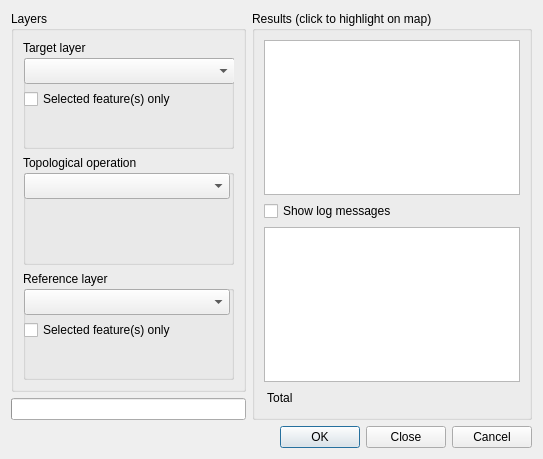
This is qgis/src/plugins/spatialquery/qgsspatialquerydialogbase.ui in sourcepole/qgis as Qt 5 draws it before an edit. The edited form follows.
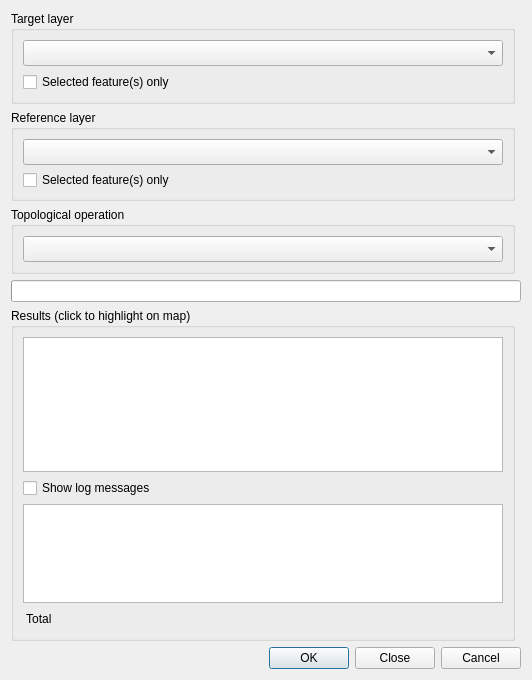
This is the edited form.

Commit message: spatial query plugin: port to new QgsGeometry operators, gui cleanup

```diff
--- a/qgis/src/plugins/spatialquery/qgsspatialquerydialogbase.ui
+++ b/qgis/src/plugins/spatialquery/qgsspatialquerydialogbase.ui
@@ -9,8 +9,8 @@
    <rect>
     <x>0</x>
     <y>0</y>
-    <width>543</width>
-    <height>459</height>
+    <width>532</width>
+    <height>680</height>
    </rect>
   </property>
   <property name="minimumSize">
@@ -35,215 +35,39 @@
    <locale language="English" country="UnitedKingdom"/>
   </property>
   <layout class="QGridLayout" name="gridLayout_3">
-   <item row="0" column="0">
-    <widget class="QGroupBox" name="grpInputs">
-     <property name="sizePolicy">
-      <sizepolicy hsizetype="Preferred" vsizetype="Preferred">
-       <horstretch>0</horstretch>
-       <verstretch>0</verstretch>
-      </sizepolicy>
-     </property>
-     <property name="minimumSize">
-      <size>
-       <width>230</width>
-       <height>285</height>
-      </size>
-     </property>
+   <item row="8" column="0" colspan="2">
+    <widget class="QDialogButtonBox" name="buttonBox">
      <property name="maximumSize">
       <size>
        <width>16777215</width>
        <height>16777215</height>
       </size>
      </property>
-     <property name="title">
-      <string>Layers</string>
+     <property name="contextMenuPolicy">
+      <enum>Qt::DefaultContextMenu</enum>
      </property>
-     <layout class="QGridLayout" name="gridLayout_2">
-      <item row="0" column="0">
-       <widget class="QGroupBox" name="targetGroupBox">
-        <property name="toolTip">
-         <string>&lt;!DOCTYPE HTML PUBLIC &quot;-//W3C//DTD HTML 4.0//EN&quot; &quot;http://www.w3.org/TR/REC-html40/strict.dtd&quot;&gt;
-&lt;html&gt;&lt;head&gt;&lt;meta name=&quot;qrichtext&quot; content=&quot;1&quot; /&gt;&lt;style type=&quot;text/css&quot;&gt;
-p, li { white-space: pre-wrap; }
-&lt;/style&gt;&lt;/head&gt;&lt;body style=&quot; font-family:'MS Shell Dlg 2'; font-size:8.25pt; font-weight:400; font-style:normal;&quot;&gt;
-&lt;p style=&quot; margin-top:0px; margin-bottom:0px; margin-left:0px; margin-right:0px; -qt-block-indent:0; text-indent:0px;&quot;&gt;&lt;span style=&quot; font-size:8pt;&quot;&gt;Layer where yours &lt;/span&gt;&lt;span style=&quot; font-size:8pt;&quot;&gt;geometrys&lt;/span&gt;&lt;span style=&quot; font-size:8pt;&quot;&gt; will be selected by topological operation&lt;/span&gt;&lt;/p&gt;&lt;/body&gt;&lt;/html&gt;</string>
-        </property>
-        <property name="title">
-         <string>Target layer</string>
-        </property>
-        <widget class="QCheckBox" name="usingSelectedTargetCheckBox">
-         <property name="geometry">
-          <rect>
-           <x>1</x>
-           <y>50</y>
-           <width>201</width>
-           <height>18</height>
-          </rect>
-         </property>
-         <property name="toolTip">
-          <string>&lt;!DOCTYPE HTML PUBLIC &quot;-//W3C//DTD HTML 4.0//EN&quot; &quot;http://www.w3.org/TR/REC-html40/strict.dtd&quot;&gt;
-&lt;html&gt;&lt;head&gt;&lt;meta name=&quot;qrichtext&quot; content=&quot;1&quot; /&gt;&lt;style type=&quot;text/css&quot;&gt;
-p, li { white-space: pre-wrap; }
-&lt;/style&gt;&lt;/head&gt;&lt;body style=&quot; font-family:'MS Shell Dlg 2'; font-size:8.25pt; font-weight:400; font-style:normal;&quot;&gt;
-&lt;p style=&quot; margin-top:0px; margin-bottom:0px; margin-left:0px; margin-right:0px; -qt-block-indent:0; text-indent:0px;&quot;&gt;&lt;span style=&quot; font-size:8pt;&quot;&gt;When mark the  operation will be only selected geometry of target&lt;/span&gt;&lt;/p&gt;&lt;/body&gt;&lt;/html&gt;</string>
-         </property>
-         <property name="text">
-          <string>Selected feature(s) only</string>
-         </property>
-        </widget>
-        <widget class="QComboBox" name="targetLayerComboBox">
-         <property name="geometry">
-          <rect>
-           <x>1</x>
-           <y>18</y>
-           <width>211</width>
-           <height>26</height>
-          </rect>
-         </property>
-         <property name="sizePolicy">
-          <sizepolicy hsizetype="Expanding" vsizetype="Fixed">
-           <horstretch>0</horstretch>
-           <verstretch>0</verstretch>
-          </sizepolicy>
-         </property>
-         <property name="minimumSize">
-          <size>
-           <width>206</width>
-           <height>26</height>
-          </size>
-         </property>
-         <property name="maximumSize">
-          <size>
-           <width>16777215</width>
-           <height>16777215</height>
-          </size>
-         </property>
-         <property name="toolTip">
-          <string>Select the target layer</string>
-         </property>
-        </widget>
-       </widget>
-      </item>
-      <item row="1" column="0">
-       <widget class="QGroupBox" name="OperationGroupBox">
-        <property name="toolTip">
-         <string>&lt;!DOCTYPE HTML PUBLIC &quot;-//W3C//DTD HTML 4.0//EN&quot; &quot;http://www.w3.org/TR/REC-html40/strict.dtd&quot;&gt;
-&lt;html&gt;&lt;head&gt;&lt;meta name=&quot;qrichtext&quot; content=&quot;1&quot; /&gt;&lt;style type=&quot;text/css&quot;&gt;
-p, li { white-space: pre-wrap; }
-&lt;/style&gt;&lt;/head&gt;&lt;body style=&quot; font-family:'MS Shell Dlg 2'; font-size:8.25pt; font-weight:400; font-style:normal;&quot;&gt;
-&lt;p style=&quot; margin-top:0px; margin-bottom:0px; margin-left:0px; margin-right:0px; -qt-block-indent:0; text-indent:0px;&quot;&gt;&lt;span style=&quot; font-size:8pt;&quot;&gt;Topological operations between layers of target and reference&lt;/span&gt;&lt;/p&gt;&lt;/body&gt;&lt;/html&gt;</string>
-        </property>
-        <property name="title">
-         <string>Topological operation</string>
-        </property>
-        <widget class="QComboBox" name="operantionComboBox">
-         <property name="geometry">
-          <rect>
-           <x>1</x>
-           <y>18</y>
-           <width>206</width>
-           <height>26</height>
-          </rect>
-         </property>
-         <property name="sizePolicy">
-          <sizepolicy hsizetype="Expanding" vsizetype="Preferred">
-           <horstretch>10</horstretch>
-           <verstretch>116</verstretch>
-          </sizepolicy>
-         </property>
-         <property name="minimumSize">
-          <size>
-           <width>206</width>
-           <height>26</height>
-          </size>
-         </property>
-         <property name="maximumSize">
-          <size>
-           <width>16777215</width>
-           <height>16777215</height>
-          </size>
-         </property>
-         <property name="toolTip">
-          <string>Select the topological operation</string>
-         </property>
-        </widget>
-       </widget>
-      </item>
-      <item row="2" column="0">
-       <widget class="QGroupBox" name="ReferenceGroupBox">
-        <property name="toolTip">
-         <string>&lt;!DOCTYPE HTML PUBLIC &quot;-//W3C//DTD HTML 4.0//EN&quot; &quot;http://www.w3.org/TR/REC-html40/strict.dtd&quot;&gt;
-&lt;html&gt;&lt;head&gt;&lt;meta name=&quot;qrichtext&quot; content=&quot;1&quot; /&gt;&lt;style type=&quot;text/css&quot;&gt;
-p, li { white-space: pre-wrap; }
-&lt;/style&gt;&lt;/head&gt;&lt;body style=&quot; font-family:'MS Shell Dlg 2'; font-size:8.25pt; font-weight:400; font-style:normal;&quot;&gt;
-&lt;p style=&quot; margin-top:0px; margin-bottom:0px; margin-left:0px; margin-right:0px; -qt-block-indent:0; text-indent:0px;&quot;&gt;&lt;span style=&quot; font-size:8pt;&quot;&gt;Layer where yours geometrys will be used how reference by topological operation&lt;/span&gt;&lt;/p&gt;&lt;/body&gt;&lt;/html&gt;</string>
-        </property>
-        <property name="title">
-         <string>Reference layer</string>
-        </property>
-        <widget class="QCheckBox" name="usingSelectedReferenceCheckBox">
-         <property name="geometry">
-          <rect>
-           <x>1</x>
-           <y>50</y>
-           <width>201</width>
-           <height>18</height>
-          </rect>
-         </property>
-         <property name="maximumSize">
-          <size>
-           <width>16777215</width>
-           <height>18</height>
-          </size>
-         </property>
-         <property name="toolTip">
-          <string>&lt;!DOCTYPE HTML PUBLIC &quot;-//W3C//DTD HTML 4.0//EN&quot; &quot;http://www.w3.org/TR/REC-html40/strict.dtd&quot;&gt;
-&lt;html&gt;&lt;head&gt;&lt;meta name=&quot;qrichtext&quot; content=&quot;1&quot; /&gt;&lt;style type=&quot;text/css&quot;&gt;
-p, li { white-space: pre-wrap; }
-&lt;/style&gt;&lt;/head&gt;&lt;body style=&quot; font-family:'MS Shell Dlg 2'; font-size:8.25pt; font-weight:400; font-style:normal;&quot;&gt;
-&lt;p style=&quot; margin-top:0px; margin-bottom:0px; margin-left:0px; margin-right:0px; -qt-block-indent:0; text-indent:0px;&quot;&gt;&lt;span style=&quot; font-size:8pt;&quot;&gt;When mark the  operation will be only selected geometry of reference&lt;/span&gt;&lt;/p&gt;&lt;/body&gt;&lt;/html&gt;</string>
-         </property>
-         <property name="text">
-          <string>Selected feature(s) only</string>
-         </property>
-        </widget>
-        <widget class="QComboBox" name="referenceLayerComboBox">
-         <property name="geometry">
-          <rect>
-           <x>1</x>
-           <y>18</y>
-           <width>206</width>
-           <height>26</height>
-          </rect>
-         </property>
-         <property name="sizePolicy">
-          <sizepolicy hsizetype="Expanding" vsizetype="Preferred">
-           <horstretch>0</horstretch>
-           <verstretch>0</verstretch>
-          </sizepolicy>
-         </property>
-         <property name="minimumSize">
-          <size>
-           <width>206</width>
-           <height>26</height>
-          </size>
-         </property>
-         <property name="maximumSize">
-          <size>
-           <width>16777215</width>
-           <height>16777215</height>
-          </size>
-         </property>
-         <property name="toolTip">
-          <string>Select the reference layer</string>
-         </property>
-        </widget>
-       </widget>
-      </item>
-     </layout>
+     <property name="toolTip">
+      <string>Run query or close the window</string>
+     </property>
+     <property name="standardButtons">
+      <set>QDialogButtonBox::Cancel|QDialogButtonBox::Close|QDialogButtonBox::Ok</set>
+     </property>
     </widget>
    </item>
-   <item row="0" column="1" rowspan="2">
+   <item row="6" column="0" colspan="2">
+    <widget class="QProgressBar" name="progressBarStatus">
+     <property name="value">
+      <number>0</number>
+     </property>
+     <property name="alignment">
+      <set>Qt::AlignCenter</set>
+     </property>
+     <property name="textVisible">
+      <bool>false</bool>
+     </property>
+    </widget>
+   </item>
+   <item row="7" column="0">
     <widget class="QGroupBox" name="grpResults">
      <property name="sizePolicy">
       <sizepolicy hsizetype="Expanding" vsizetype="Preferred">
@@ -254,8 +78,8 @@
      <property name="title">
       <string>Results (click to highlight on map)</string>
      </property>
-     <layout class="QGridLayout" name="gridLayout">
-      <item row="0" column="0">
+     <layout class="QVBoxLayout" name="verticalLayout">
+      <item>
        <widget class="QListWidget" name="selectedFeatureListWidget">
         <property name="sizePolicy">
          <sizepolicy hsizetype="Preferred" vsizetype="Fixed">
@@ -280,7 +104,17 @@
         </property>
        </widget>
       </item>
-      <item row="2" column="0">
+      <item>
+       <widget class="QCheckBox" name="showLogProcessingCheckBox">
+        <property name="toolTip">
+         <string>Check to show log processing of query</string>
+        </property>
+        <property name="text">
+         <string>Show log messages</string>
+        </property>
+       </widget>
+      </item>
+      <item>
        <widget class="QTextEdit" name="textEditStatus">
         <property name="enabled">
          <bool>true</bool>
@@ -290,7 +124,7 @@
         </property>
        </widget>
       </item>
-      <item row="3" column="0">
+      <item>
        <widget class="QLabel" name="countSelectedFeats">
         <property name="minimumSize">
          <size>
@@ -312,13 +146,54 @@
         </property>
        </widget>
       </item>
-      <item row="1" column="0">
-       <widget class="QCheckBox" name="showLogProcessingCheckBox">
+     </layout>
+    </widget>
+   </item>
+   <item row="0" column="0">
+    <widget class="QGroupBox" name="grpTargetGroupBox">
+     <property name="toolTip">
+      <string>Layer on which the topological operation will select geometries</string>
+     </property>
+     <property name="title">
+      <string>Target layer</string>
+     </property>
+     <layout class="QVBoxLayout" name="verticalLayout_3">
+      <item>
+       <widget class="QComboBox" name="targetLayerComboBox">
+        <property name="sizePolicy">
+         <sizepolicy hsizetype="Expanding" vsizetype="Fixed">
+          <horstretch>0</horstretch>
+          <verstretch>0</verstretch>
+         </sizepolicy>
+        </property>
+        <property name="minimumSize">
+         <size>
+          <width>206</width>
+          <height>26</height>
+         </size>
+        </property>
+        <property name="maximumSize">
+         <size>
+          <width>16777215</width>
+          <height>16777215</height>
+         </size>
+        </property>
         <property name="toolTip">
-         <string>Mark to show log processing of query</string>
+         <string>Select the target layer</string>
+        </property>
+       </widget>
+      </item>
+      <item>
+       <widget class="QCheckBox" name="usingSelectedTargetCheckBox">
+        <property name="toolTip">
+         <string>&lt;!DOCTYPE HTML PUBLIC &quot;-//W3C//DTD HTML 4.0//EN&quot; &quot;http://www.w3.org/TR/REC-html40/strict.dtd&quot;&gt;
+&lt;html&gt;&lt;head&gt;&lt;meta name=&quot;qrichtext&quot; content=&quot;1&quot; /&gt;&lt;style type=&quot;text/css&quot;&gt;
+p, li { white-space: pre-wrap; }
+&lt;/style&gt;&lt;/head&gt;&lt;body style=&quot; font-family:'Sans Serif'; font-size:9pt; font-weight:400; font-style:normal;&quot;&gt;
+&lt;p style=&quot; margin-top:0px; margin-bottom:0px; margin-left:0px; margin-right:0px; -qt-block-indent:0; text-indent:0px;&quot;&gt;&lt;span style=&quot; font-family:'MS Shell Dlg 2'; font-size:8pt;&quot;&gt;When checked the operation will only consider selected geometries of the target layer&lt;/span&gt;&lt;/p&gt;&lt;/body&gt;&lt;/html&gt;</string>
         </property>
         <property name="text">
-         <string>Show log messages</string>
+         <string>Selected feature(s) only</string>
         </property>
        </widget>
       </item>
@@ -326,35 +201,97 @@
     </widget>
    </item>
    <item row="1" column="0">
-    <widget class="QProgressBar" name="progressBarStatus">
-     <property name="value">
-      <number>0</number>
+    <widget class="QGroupBox" name="grpReferenceGroupBox">
+     <property name="toolTip">
+      <string>Layer whose geometries will be used as reference by the topological operation</string>
      </property>
-     <property name="alignment">
-      <set>Qt::AlignCenter</set>
+     <property name="title">
+      <string>Reference layer</string>
      </property>
-     <property name="textVisible">
-      <bool>false</bool>
-     </property>
+     <layout class="QVBoxLayout" name="verticalLayout_4">
+      <item>
+       <widget class="QComboBox" name="referenceLayerComboBox">
+        <property name="sizePolicy">
+         <sizepolicy hsizetype="Expanding" vsizetype="Preferred">
+          <horstretch>0</horstretch>
+          <verstretch>0</verstretch>
+         </sizepolicy>
+        </property>
+        <property name="minimumSize">
+         <size>
+          <width>206</width>
+          <height>26</height>
+         </size>
+        </property>
+        <property name="maximumSize">
+         <size>
+          <width>16777215</width>
+          <height>16777215</height>
+         </size>
+        </property>
+        <property name="toolTip">
+         <string>Select the reference layer</string>
+        </property>
+       </widget>
+      </item>
+      <item>
+       <widget class="QCheckBox" name="usingSelectedReferenceCheckBox">
+        <property name="maximumSize">
+         <size>
+          <width>16777215</width>
+          <height>18</height>
+         </size>
+        </property>
+        <property name="toolTip">
+         <string>&lt;!DOCTYPE HTML PUBLIC &quot;-//W3C//DTD HTML 4.0//EN&quot; &quot;http://www.w3.org/TR/REC-html40/strict.dtd&quot;&gt;
+&lt;html&gt;&lt;head&gt;&lt;meta name=&quot;qrichtext&quot; content=&quot;1&quot; /&gt;&lt;style type=&quot;text/css&quot;&gt;
+p, li { white-space: pre-wrap; }
+&lt;/style&gt;&lt;/head&gt;&lt;body style=&quot; font-family:'Sans Serif'; font-size:9pt; font-weight:400; font-style:normal;&quot;&gt;
+&lt;p style=&quot; margin-top:0px; margin-bottom:0px; margin-left:0px; margin-right:0px; -qt-block-indent:0; text-indent:0px;&quot;&gt;&lt;span style=&quot; font-family:'MS Shell Dlg 2'; font-size:8pt;&quot;&gt;When checked the operation will be only consider selected geometries of the reference layer&lt;/span&gt;&lt;/p&gt;&lt;/body&gt;&lt;/html&gt;</string>
+        </property>
+        <property name="text">
+         <string>Selected feature(s) only</string>
+        </property>
+       </widget>
+      </item>
+     </layout>
     </widget>
    </item>
-   <item row="2" column="0" colspan="2">
-    <widget class="QDialogButtonBox" name="buttonBox">
-     <property name="maximumSize">
-      <size>
-       <width>16777215</width>
-       <height>16777215</height>
-      </size>
-     </property>
-     <property name="contextMenuPolicy">
-      <enum>Qt::DefaultContextMenu</enum>
-     </property>
+   <item row="5" column="0">
+    <widget class="QGroupBox" name="grpOperationGroupBox">
      <property name="toolTip">
       <string>Run query or close the window</string>
      </property>
-     <property name="standardButtons">
-      <set>QDialogButtonBox::Cancel|QDialogButtonBox::Close|QDialogButtonBox::Ok</set>
+     <property name="title">
+      <string>Topological operation</string>
      </property>
+     <layout class="QVBoxLayout" name="verticalLayout_5">
+      <item>
+       <widget class="QComboBox" name="operantionComboBox">
+        <property name="sizePolicy">
+         <sizepolicy hsizetype="Expanding" vsizetype="Preferred">
+          <horstretch>10</horstretch>
+          <verstretch>116</verstretch>
+         </sizepolicy>
+        </property>
+        <property name="minimumSize">
+         <size>
+          <width>206</width>
+          <height>26</height>
+         </size>
+        </property>
+        <property name="maximumSize">
+         <size>
+          <width>16777215</width>
+          <height>16777215</height>
+         </size>
+        </property>
+        <property name="toolTip">
+         <string>Select the topological operation</string>
+        </property>
+       </widget>
+      </item>
+     </layout>
     </widget>
    </item>
   </layout>
```
Left out of the diff: 4 changed lines with no effect on the pictures. The commit also changes 7 other files.
